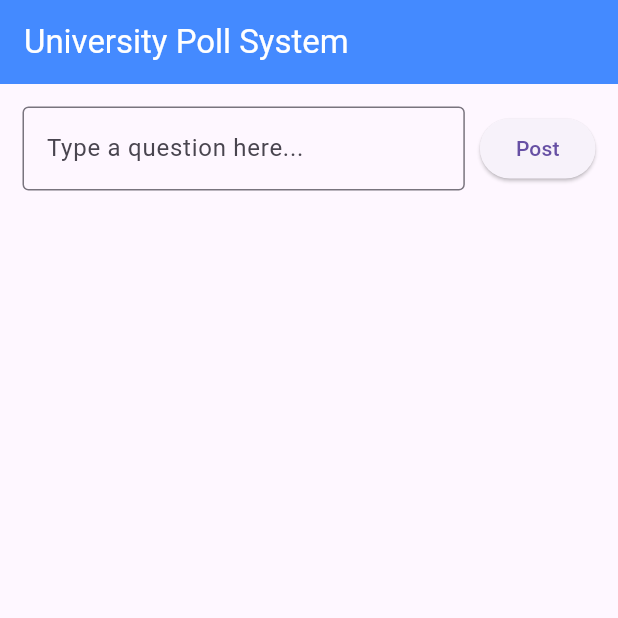
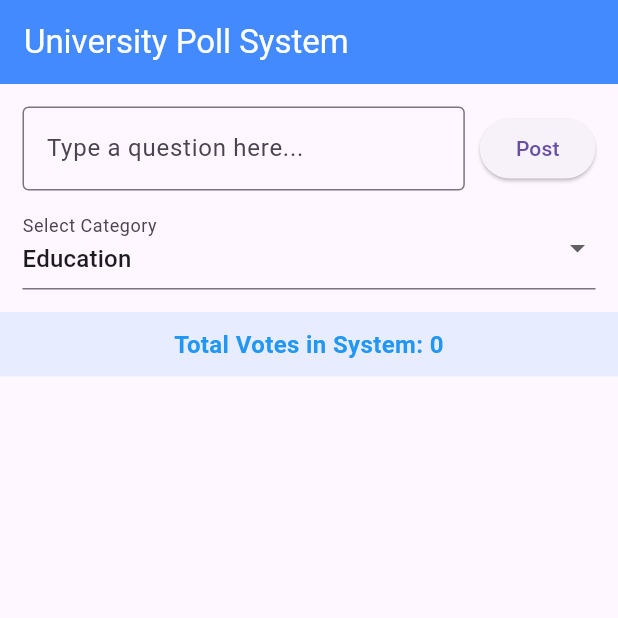
Before and after one commit to shwanakar34-cell/Ak_Firerbase_Project_PBL, a Flutter app: the screen it shows after launch, on a phone screen of 412 x 824 dp, the top half of it. Run offline on Flutter 3.47's test engine with Material 3 defaults, Android fonts, the phone set to English and light mode, and no system bars; our stand-ins replace cloud_firestore, firebase_core; accounts and stored records are empty.

Commit message:
Added category and total votes calculation

```diff
--- a/lib/main.dart
+++ b/lib/main.dart
@@ -3,7 +3,6 @@ import 'package:firebase_core/firebase_core.dart';
 import 'package:cloud_firestore/cloud_firestore.dart';
 
 void main() async {
-// 1. Initialize Flutter and Firebase
   WidgetsFlutterBinding.ensureInitialized();
   await Firebase.initializeApp();
   runApp(const PollApp());
@@ -36,23 +35,35 @@ State<PollHomeScreen> createState() => _PollHomeScreenState();
 class _PollHomeScreenState extends State<PollHomeScreen> {
   final TextEditingController _pollController = TextEditingController();
 
-// 2. Function to Send a New Poll to Firebase
+  // Category variables
+  final List<String> _categories = ['Education', 'Sports', 'Tech'];
+  String _selectedCategory = 'Education';
+
   void _addNewPoll() {
     if (_pollController.text.isNotEmpty) {
       FirebaseFirestore.instance.collection('polls').add({
         'question': _pollController.text,
         'votes': 0,
+        'category': _selectedCategory, //
         'createdAt': Timestamp.now(),
       });
-_pollController.clear(); // Clears the input box after sending
+      _pollController.clear();
     }
   }
 
-// 3. Function to Update the Vote Count in Firebase
   void _submitVote(String documentId, int currentVotes) {
     FirebaseFirestore.instance.collection('polls').doc(documentId).update({
       'votes': currentVotes + 1,
     });
+  }
+
+  // Logic to sum all votes from all polls
+  int _calculateTotalVotes(List<QueryDocumentSnapshot> docs) {
+    int total = 0;
+    for (var doc in docs) {
+      total += (doc['votes'] as int); //
+    }
+    return total;
   }
 
   @override
@@ -65,10 +76,12 @@ foregroundColor: Colors.white,
       ),
       body: Column(
         children: [
-// Input Area at the top
+          // Input Area with Category Dropdown
           Padding(
             padding: const EdgeInsets.all(15.0),
-child: Row(
+            child: Column(
+              children: [
+                Row(
                   children: [
                     Expanded(
                       child: TextField(
@@ -86,12 +99,73 @@ child: const Text('Post'),
                     ),
                   ],
                 ),
+                const SizedBox(height: 10),
+                // Dropdown for Category selection
+                DropdownButtonFormField<String>(
+                  value: _selectedCategory,
+                  decoration: const InputDecoration(labelText: 'Select Category'),
+                  items: _categories.map((String category) {
+                    return DropdownMenuItem(value: category, child: Text(category));
+                  }).toList(),
+                  onChanged: (newValue) {
+                    setState(() {
+                      _selectedCategory = newValue!;
+                    });
+                  },
+                ),
+              ],
+            ),
           ),
 
+          // Real-time List of Polls
+          Expanded(
+            child: StreamBuilder<QuerySnapshot>(
+              stream: FirebaseFirestore.instance.collection('polls').orderBy('createdAt', descending: true).snapshots(),
+              builder: (context, snapshot) {
+                if (!snapshot.hasData) return const Center(child: CircularProgressIndicator());
+
+                final docs = snapshot.data!.docs;
+                final totalVotes = _calculateTotalVotes(docs);
+
+                return Column(
+                  children: [
+                    // Total Votes Summary Bar
+                    Container(
+                      padding: const EdgeInsets.all(10),
+                      color: Colors.blue.withOpacity(0.1),
+                      width: double.infinity,
+                      child: Text(
+                        'Total Votes in System: $totalVotes',
+                        textAlign: TextAlign.center,
+                        style: const TextStyle(fontWeight: FontWeight.bold, fontSize: 16, color: Colors.blue),
+                      ),
+                    ),
+                    Expanded(
+                      child: ListView.builder(
+                        itemCount: docs.length,
+                        itemBuilder: (context, index) {
+                          final data = docs[index].data() as Map<String, dynamic>;
+                          return Card(
+                            margin: const EdgeInsets.symmetric(horizontal: 15, vertical: 5),
+                            child: ListTile(
+                              title: Text(data['question']),
+                              subtitle: Text('Category: ${data['category'] ?? 'General'}'), //
+                              trailing: ElevatedButton(
+                                onPressed: () => _submitVote(docs[index].id, data['votes']),
+                                child: Text('Vote: ${data['votes']}'),
+                              ),
+                            ),
+                          );
+                        },
+                      ),
+                    ),
+                  ],
+                );
+              },
+            ),
+          ),
         ],
       ),
     );
   }
-
-
 }
```
Lines whose indentation alone changed are shown as unchanged.
